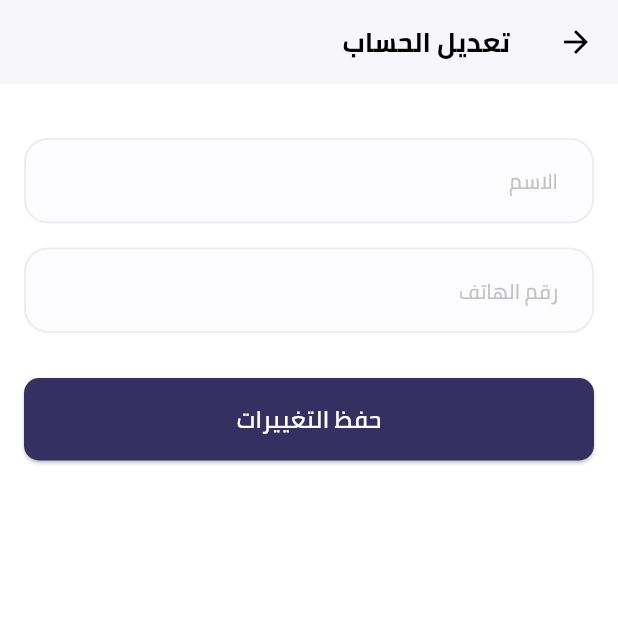
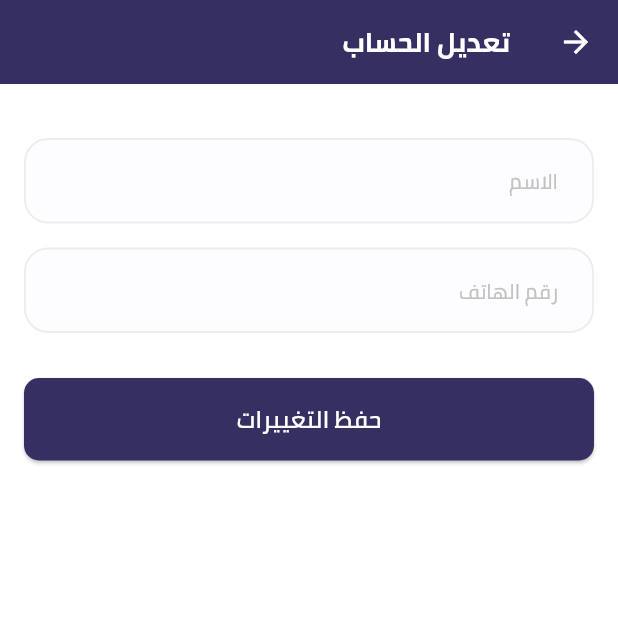
Before and after one commit to alhasnalshrif/temy-mobile, a Flutter app: the UpdateProfileScreen screen opened directly with empty values, on a phone screen of 412 x 824 dp, the top half of it. Run offline on Flutter 3.47's test engine with Material 3 defaults, Android fonts, the phone set to English and light mode, and no system bars; our stand-ins replace cached_network_image, carousel_slider, dio, easy_localization, firebase_core, flutter_bloc and 8 more; accounts and stored records are empty; generated files the repository leaves out were written again.

Commit message:
feat: Add new text style for 18pt white bold font and update UpdateProfileScreen UI

```diff
--- a/lib/core/theme/styles.dart
+++ b/lib/core/theme/styles.dart
@@ -152,6 +152,12 @@ class TextStyles {
     color: Colors.black,
   );
 
+  static TextStyle font18WhiteBold = const TextStyle(
+    fontSize: 18,
+    fontWeight: FontWeightHelper.bold,
+    color: Colors.white,
+  );
+
   static TextStyle font18DarkSemiBold = const TextStyle(
     fontSize: 18,
     fontWeight: FontWeightHelper.semiBold,
--- a/lib/features/booking/ui/booking.dart
+++ b/lib/features/booking/ui/booking.dart
@@ -1,9 +1,9 @@
 import 'package:flutter/material.dart';
 import 'package:flutter/services.dart';
-import 'package:flutter_bloc/flutter_bloc.dart'; // Import BlocProvider
+import 'package:flutter_bloc/flutter_bloc.dart';
 
 import 'package:temy_barber/core/theme/colors.dart';
-import 'package:temy_barber/features/booking/logic/booking_cubit.dart'; // Import BookingCubit
+import 'package:temy_barber/features/booking/logic/booking_cubit.dart';
 import 'package:temy_barber/features/booking/ui/widgets/booking_bloc_builder.dart';
 
 class BookingScreen extends StatelessWidget {
--- a/lib/features/profile/ui/profile.dart
+++ b/lib/features/profile/ui/profile.dart
@@ -11,7 +11,6 @@ import 'package:temy_barber/core/theme/styles.dart';
 import 'package:temy_barber/features/profile/data/models/profile_response.dart';
 import 'package:temy_barber/features/profile/logic/profile_cubit.dart';
 import 'package:temy_barber/features/profile/logic/profile_state.dart';
-import 'package:temy_barber/features/profile/ui/update_profile_screen.dart';
 
 class ProfileScreen extends StatelessWidget {
   const ProfileScreen({super.key});
--- a/lib/features/profile/ui/update_profile_screen.dart
+++ b/lib/features/profile/ui/update_profile_screen.dart
@@ -1,4 +1,5 @@
 import 'package:flutter/material.dart';
+import 'package:flutter/services.dart';
 import 'package:flutter_bloc/flutter_bloc.dart';
 import 'package:temy_barber/core/di/dependency_injection.dart';
 import 'package:temy_barber/core/helpers/spacing.dart';
@@ -16,25 +17,26 @@ class UpdateProfileScreen extends StatelessWidget {
 
   @override
   Widget build(BuildContext context) {
+    SystemChrome.setSystemUIOverlayStyle(const SystemUiOverlayStyle(
+      statusBarColor: ColorsManager.mainBlue,
+      statusBarIconBrightness: Brightness.light,
+    ));
     return BlocProvider(
       create: (context) => getIt<UpdateProfileCubit>()
         ..initializeFields(currentUser.name ?? '', currentUser.phone ?? ''),
       child: Scaffold(
         appBar: AppBar(
-          title: Text('تعديل الحساب', style: TextStyles.font18DarkBold),
-          leading: const BackButton(color: Colors.black),
-          backgroundColor: Colors.white,
-          elevation: 1,
+          title: Text('تعديل الحساب', style: TextStyles.font18WhiteBold),
+          leading: const BackButton(color: Colors.white),
+          backgroundColor: ColorsManager.mainBlue,
+          // backgroundColor: Colors.white,
         ),
         body: BlocConsumer<UpdateProfileCubit, UpdateProfileState>(
           listener: (context, state) {
             state.whenOrNull(
               success: (userProfile) {
-                // Update profile data in ProfileCubit as well
-                context
-                    .read<ProfileCubit>()
-                    .getProfile(); // Refresh profile screen data
-                Navigator.pop(context); // Go back after success
+                context.read<ProfileCubit>().getProfile();
+                Navigator.pop(context);
                 ScaffoldMessenger.of(context).showSnackBar(
                   SnackBar(
                       content: Text(
```
